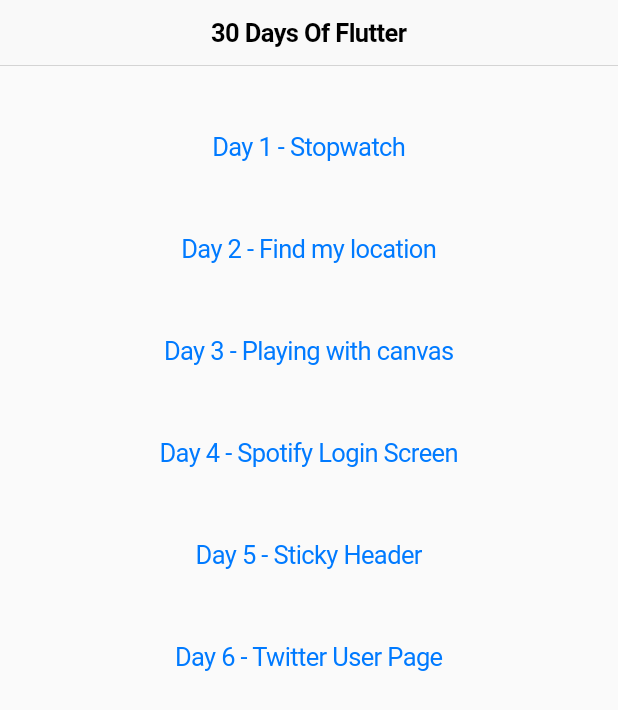
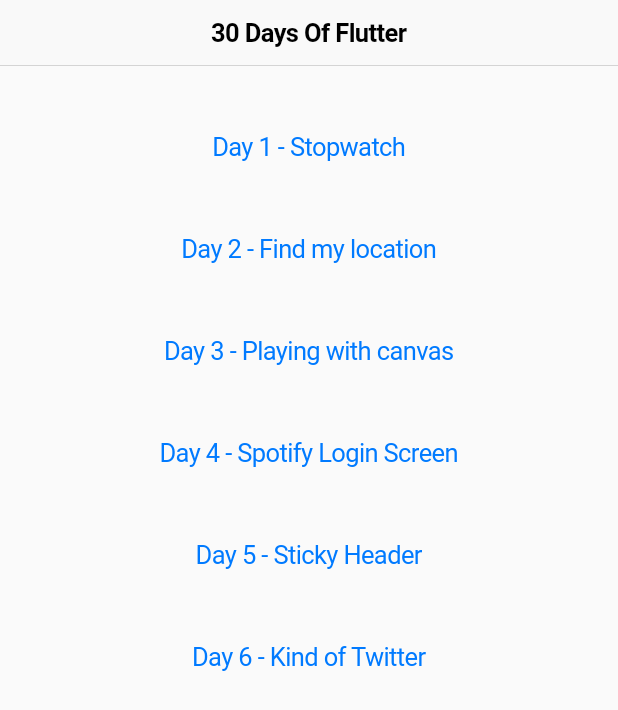
Before and after one commit to karan-rawal/30-days-flutter-challenge, a Flutter app: the screen it shows after launch, on a phone screen of 412 x 824 dp. Shown: the top 710 px of the screen. Run offline on Flutter 3.47's test engine with Material 2 defaults, Android fonts, the phone set to English and light mode, and no system bars; our stand-ins replace flutter_swiper, font_awesome_flutter, google_maps_flutter, location, permission_handler, video_player.

```diff
--- a/thirty_days_of_flutter/lib/days/day6/day6.dart
+++ b/thirty_days_of_flutter/lib/days/day6/day6.dart
@@ -3,7 +3,7 @@ import 'package:flutter/material.dart';
 import 'package:flutter/widgets.dart';
 
 class Day6 extends StatefulWidget {
-  static const SCREEN_TITLE = 'Day 6 - Twitter User Page';
+  static const SCREEN_TITLE = 'Day 6 - Kind of Twitter';
   static const SCREEN_ROUTE = 'day6';
 
   @override
```
